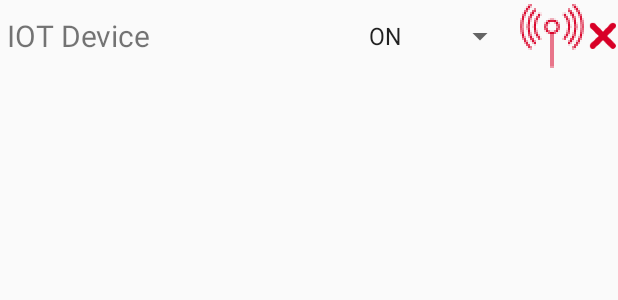
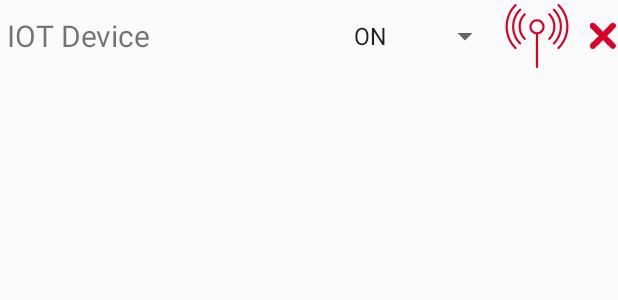
Before and after one commit to moffa13/HouseLightsApp, an Android app: the layout iot_list_item.xml on its own in the app's theme, with its tools: preview values and no code run, on a phone screen of 412 x 824 dp. Shown: the top 300 px of the screen. Run offline under Robolectric (Android 15) with nearby library versions, the phone set to English and light mode, and no system bars.

Commit message:
Changed  icon res

```diff
--- a/app/src/main/java/houselights/moffa/com/houselightsapp/MainActivity.java
+++ b/app/src/main/java/houselights/moffa/com/houselightsapp/MainActivity.java
@@ -180,7 +180,7 @@ public class MainActivity extends AppCompatActivity {
         }, new Response.ErrorListener() {
             @Override
             public void onErrorResponse(VolleyError error) {
-                icon.setImageResource(R.mipmap.iot_disconnect_icon);
+                icon.setImageResource(R.mipmap.iot_disconnected_icon);
             }
         }){
             @Override
--- a/app/src/main/res/layout/activity_main.xml
+++ b/app/src/main/res/layout/activity_main.xml
@@ -24,7 +24,8 @@
     <LinearLayout
         android:layout_width="match_parent"
         android:layout_height="match_parent"
-        android:orientation="vertical">
+        android:orientation="vertical"
+        android:background="#ededed">
 
         <TextView
             android:layout_marginTop="?attr/actionBarSize"
@@ -40,6 +41,8 @@
             android:id="@+id/iots_layout"
             android:layout_width="match_parent"
             android:layout_height="match_parent"
+            android:paddingStart="10dp"
+            android:paddingEnd="15dp"
             android:orientation="vertical">
 
         </LinearLayout>
--- a/app/src/main/res/layout/iot_list_item.xml
+++ b/app/src/main/res/layout/iot_list_item.xml
@@ -32,7 +32,7 @@
         android:id="@+id/iot_connected_icon_view"
         android:layout_width="wrap_content"
         android:layout_height="wrap_content"
-        android:src="@mipmap/iot_disconnect_icon"
+        android:src="@mipmap/iot_disconnected_icon"
         />
 
     <ImageView
@@ -43,6 +43,7 @@
         android:adjustViewBounds="true"
         android:maxHeight="20dp"
         android:maxWidth="20dp"
+        android:layout_marginStart="10dp"
         android:onClick="deleteItem"
         android:scaleType="fitCenter"
         android:src="@mipmap/icon_delete" />
```
Also changed, not shown: app/src/main/iot_connected_icon-web.png, app/src/main/iot_disconnected_icon-web.png (added), app/src/main/res/mipmap-hdpi/iot_connected_icon.png, app/src/main/res/mipmap-hdpi/iot_disconnect_icon.png (deleted), app/src/main/res/mipmap-hdpi/iot_disconnected_icon.png (added), app/src/main/res/mipmap-mdpi/iot_connected_icon.png, app/src/main/res/mipmap-mdpi/iot_disconnect_icon.png (deleted), app/src/main/res/mipmap-mdpi/iot_disconnected_icon.png (added), app/src/main/res/mipmap-xhdpi/iot_connected_icon.png, app/src/main/res/mipmap-xhdpi/iot_disconnect_icon.png (deleted), app/src/main/res/mipmap-xhdpi/iot_disconnected_icon.png (added), app/src/main/res/mipmap-xxhdpi/iot_connected_icon.png, app/src/main/res/mipmap-xxhdpi/iot_disconnect_icon.png (deleted), app/src/main/res/mipmap-xxhdpi/iot_disconnected_icon.png (added), 3 more files.
